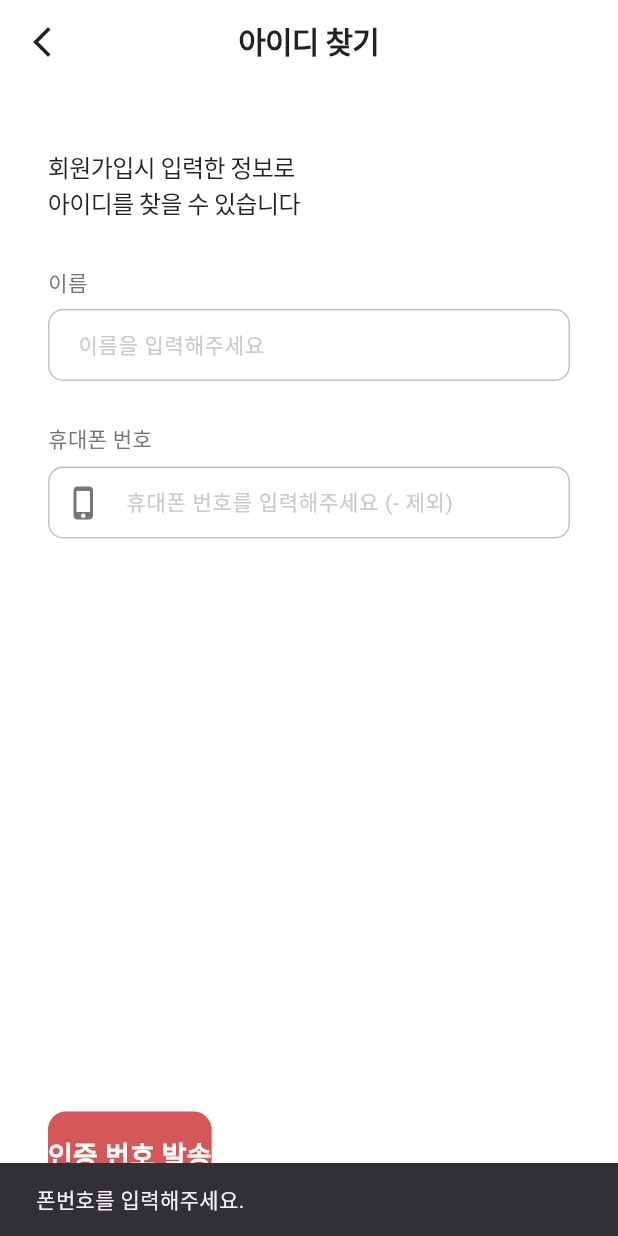
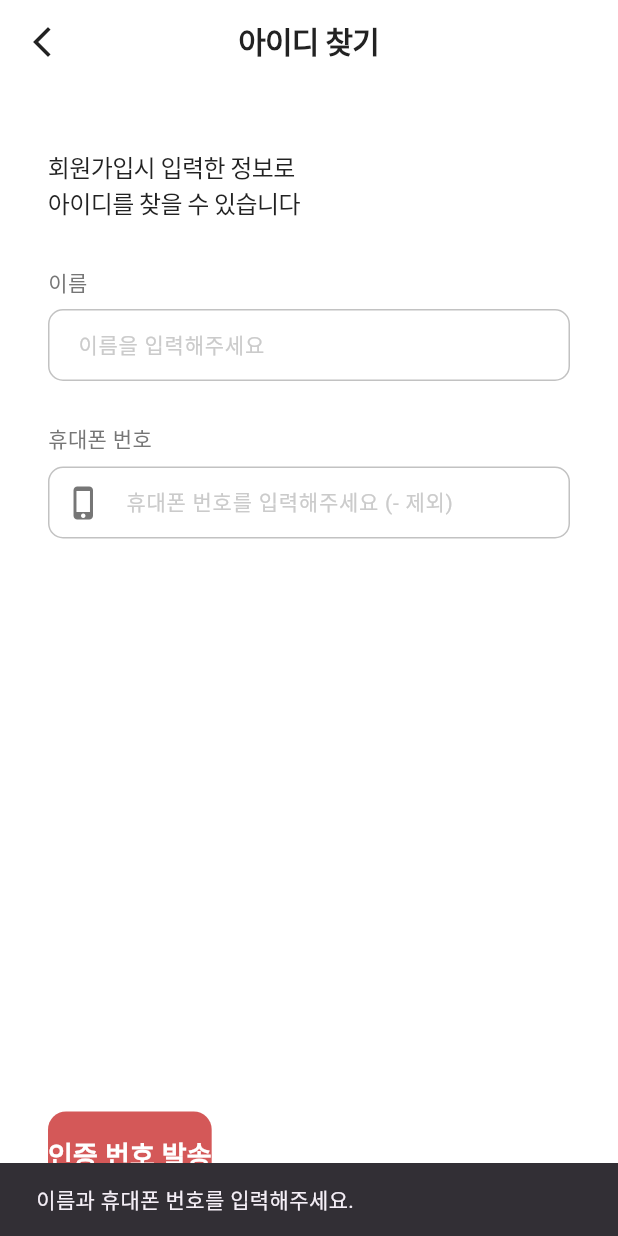
Before and after one commit to KIMKIHWAN55/BOOK_IT, a Flutter app: the FindIdScreen screen opened directly, after a tap on "인증 번호 발송", on a phone screen of 412 x 824 dp. Run offline on Flutter 3.47's test engine with Material 3 defaults, Android fonts, the phone set to English and light mode, and no system bars; our stand-ins replace cloud_firestore, firebase_auth, firebase_core, firebase_storage, google_sign_in, image_picker and 1 more; missing offline and left inert: email_otp; accounts and stored records are empty; Roboto replaces fonts that are missing (Pretendard).

Commit message:
중복 코드 삭제 및 이메일 -> 이름, 폰번호만 일치하면 바로 아이디 찾을수있게 변경

```diff
--- a/lib/features/auth/controllers/find_id_controller.dart
+++ b/lib/features/auth/controllers/find_id_controller.dart
@@ -4,7 +4,7 @@ import '../services/auth_service.dart';
 class FindIdController extends ChangeNotifier {
   final AuthService _authService = AuthService();
 
-  int _currentStep = 1; // 1: 입력, 2: 인증, 3: 결과
+  int _currentStep = 1; // 1: 입력, 3: 결과 (2단계 삭제)
   int get currentStep => _currentStep;
 
   bool _isLoading = false;
@@ -21,9 +21,9 @@ class FindIdController extends ChangeNotifier {
     notifyListeners();
   }
 
-  // 1단계 -> 2단계: DB에서 아이디 검색 및 인증번호 발송 처리
+  // 1단계 -> 3단계: DB에서 아이디 검색 후 바로 결과 표시
   Future<String?> requestSearchId(String name, String phone) async {
-    if (name.isEmpty || phone.isEmpty) return "폰번호를 입력해주세요.";
+    if (name.isEmpty || phone.isEmpty) return "이름과 휴대폰 번호를 입력해주세요.";
 
     _setLoading(true);
     try {
@@ -31,7 +31,7 @@ class FindIdController extends ChangeNotifier {
       if (resultId != null) {
         _foundId = resultId;
         _userName = name;
-        _currentStep = 2; // 찾았으면 2단계(인증)로 이동
+        _currentStep = 3; // 🌟 2단계를 건너뛰고 바로 3단계(결과)로 이동!
         return null; // 성공
       } else {
         return "일치하는 정보가 없습니다.";
@@ -43,13 +43,6 @@ class FindIdController extends ChangeNotifier {
     }
   }
 
-  // 2단계 -> 3단계: 인증번호 확인 로직 (현재는 UI 흐름상 바로 3단계로 넘김)
-  void verifyOtp(String code) {
-    // TODO: 실제 인증번호 검증 로직 추가 필요
-    _currentStep = 3;
-    notifyListeners();
-  }
-
   // 다시 처음으로 되돌리기
   void reset() {
     _currentStep = 1;
```
Also changed, not shown: lib/features/auth/controllers/auth_controller.dart (+0 -14 lines), lib/features/auth/views/find_id_screen.dart (+1 -29 lines).
